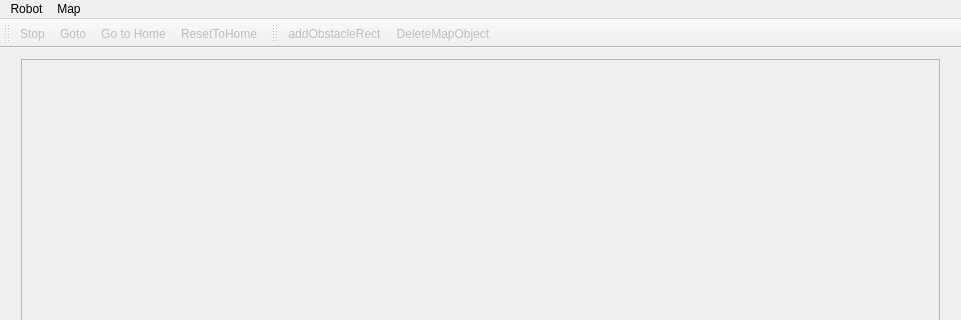
First picture: the form in qtgui/RobotGui/mainwindow.ui, repository cfezequiel/mscs-thesis, before the edit; both pictures show x 0 to 961 and y 0 to 320 of the 961 by 675 pixel window.
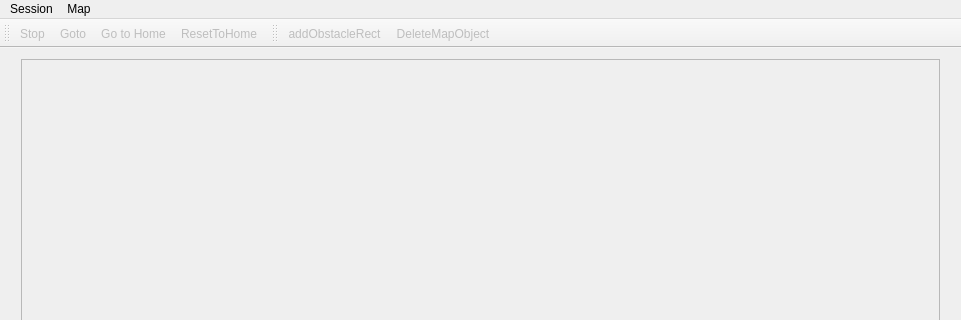
Second picture: the form after the edit. Icons and pictures are not drawn.

The edit to the form file:
```diff
--- a/qtgui/RobotGui/mainwindow.ui
+++ b/qtgui/RobotGui/mainwindow.ui
@@ -54,7 +54,7 @@
    </property>
    <widget class="QMenu" name="menuRobot">
     <property name="title">
-     <string>Robot</string>
+     <string>Session</string>
     </property>
     <addaction name="actionConnect"/>
     <addaction name="separator"/>
```
Left out of the diff: 25 changed lines with no effect on the pictures.
